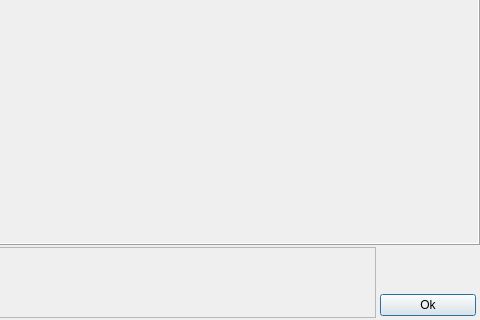
Before: the Qt Designer form hal4000/qtdesigner/camera-detached.ui in ZhuangLab/storm-control, drawn with Qt 5; both pictures show x 106 to 586 and y 299 to 619 of the 586 by 619 pixel window.
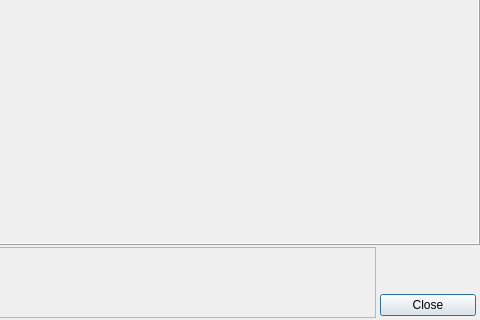
After: the same form once the commit is applied.

Commit message: Change button name from 'Ok' to 'Close'.

The edit to the form file:
```diff
--- a/hal4000/qtdesigner/camera-detached.ui
+++ b/hal4000/qtdesigner/camera-detached.ui
@@ -155,7 +155,7 @@
             </size>
            </property>
            <property name="text">
-            <string>Ok</string>
+            <string>Close</string>
            </property>
           </widget>
          </item>
```
The commit also changes 1 other file.
